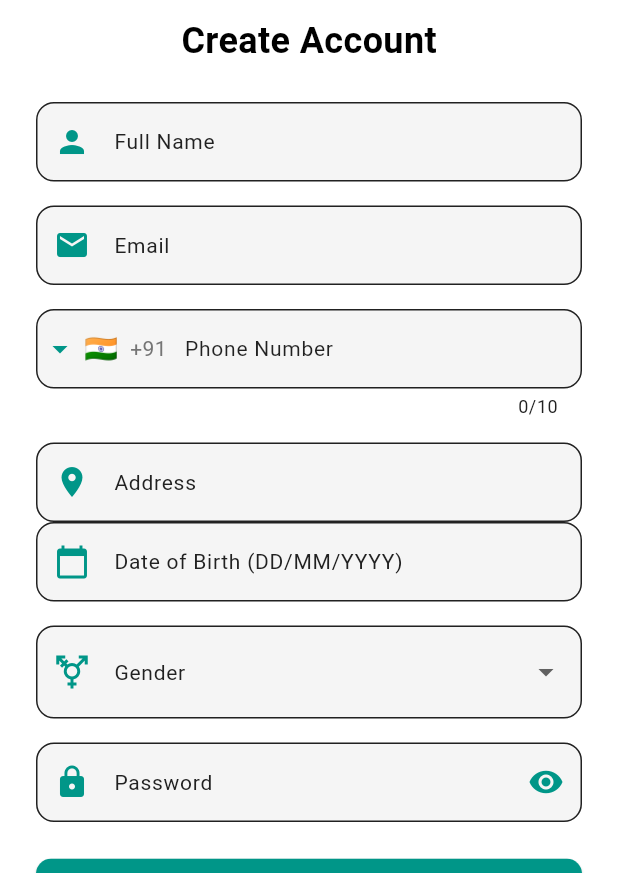
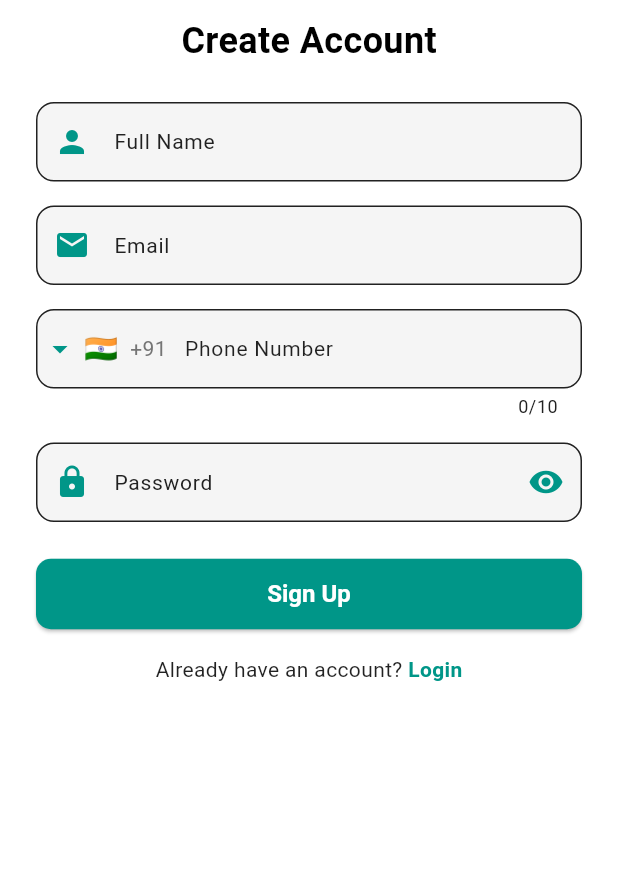
Before and after one commit to Archana-in-git/resQnow, a Flutter app: the SignUpPage screen opened by its route, on a phone screen of 412 x 824 dp, the part 363-1236 px from its top. Run offline on Flutter 3.47's test engine with Material 3 defaults, Android fonts, the phone set to English and light mode, and no system bars; drawn by our look-alikes of intl_phone_field; our stand-ins replace audioplayers, cached_network_image, cloud_firestore, equatable, firebase_auth, firebase_core and 12 more; missing offline and left inert: flutter_phone_direct_caller, google_mlkit_image_labeling; accounts and stored records are empty.

Commit message:
modifed pages

```diff
--- a/resqnow/lib/features/authentication/presentation/pages/signup_page.dart
+++ b/resqnow/lib/features/authentication/presentation/pages/signup_page.dart
@@ -1,5 +1,4 @@
 import 'package:flutter/material.dart';
-import 'package:intl/intl.dart';
 import 'package:intl_phone_field/intl_phone_field.dart';
 import 'package:provider/provider.dart';
 import 'package:go_router/go_router.dart';
@@ -19,11 +18,8 @@ class _SignUpPageState extends State<SignUpPage> {
   final nameController = TextEditingController();
   final emailController = TextEditingController();
   final phoneController = TextEditingController();
-  final addressController = TextEditingController();
   final passwordController = TextEditingController();
-  final dobController = TextEditingController();
 
-  String? selectedGender;
   String selectedCountryCode = '+91';
   bool isPasswordVisible = false;
 
@@ -101,69 +97,6 @@ class _SignUpPageState extends State<SignUpPage> {
                   },
                 ),
                 const SizedBox(height: 16),
-                _buildTextField(
-                  addressController,
-                  "Address",
-                  Icons.location_on,
-                ),
-
-                TextFormField(
-                  controller: dobController,
-                  readOnly: true,
-                  decoration: InputDecoration(
-                    labelText: "Date of Birth (DD/MM/YYYY)",
-                    prefixIcon: const Icon(
-                      Icons.calendar_today,
-                      color: Colors.teal,
-                    ),
-                    border: OutlineInputBorder(
-                      borderRadius: BorderRadius.circular(12),
-                    ),
-                    filled: true,
-                    fillColor: Colors.grey[100],
-                  ),
-                  onTap: () async {
-                    DateTime? pickedDate = await showDatePicker(
-                      context: context,
-                      initialDate: DateTime(2000),
-                      firstDate: DateTime(1900),
-                      lastDate: DateTime.now(),
-                    );
-                    if (pickedDate != null) {
-                      dobController.text = DateFormat(
-                        'dd/MM/yyyy',
-                      ).format(pickedDate);
-                    }
-                  },
-                  validator: (value) =>
-                      value == null || value.isEmpty ? 'Required' : null,
-                ),
-                const SizedBox(height: 16),
-
-                DropdownButtonFormField<String>(
-                  decoration: InputDecoration(
-                    labelText: "Gender",
-                    prefixIcon: const Icon(
-                      Icons.transgender,
-                      color: Colors.teal,
-                    ),
-                    border: OutlineInputBorder(
-                      borderRadius: BorderRadius.circular(12),
-                    ),
-                    filled: true,
-                    fillColor: Colors.grey[100],
-                  ),
-                  value: selectedGender,
-                  items: const [
-                    DropdownMenuItem(value: "Male", child: Text("Male")),
-                    DropdownMenuItem(value: "Female", child: Text("Female")),
-                    DropdownMenuItem(value: "Other", child: Text("Other")),
-                  ],
-                  onChanged: (value) => setState(() => selectedGender = value),
-                  validator: (value) =>
-                      value == null ? 'Please select gender' : null,
-                ),
-                const SizedBox(height: 16),
 
                 TextFormField(
                   controller: passwordController,
@@ -208,7 +141,6 @@ class _SignUpPageState extends State<SignUpPage> {
                             );
 
                             if (user != null) {
-                              // ✅ Add extended user details
                               final firestore = FirebaseFirestore.instance;
                               await firestore
                                   .collection('users')
@@ -216,9 +148,6 @@ class _SignUpPageState extends State<SignUpPage> {
                                   .set({
                                     'phone':
                                         '$selectedCountryCode${phoneController.text.trim()}',
-                                    'dob': dobController.text.trim(),
-                                    'gender': selectedGender,
-                                    'address': addressController.text.trim(),
                                   }, SetOptions(merge: true));
 
                               final role = await authController
--- a/resqnow/lib/features/presentation/navigation/app_router.dart
+++ b/resqnow/lib/features/presentation/navigation/app_router.dart
@@ -8,6 +8,7 @@ import 'package:resqnow/features/authentication/presentation/pages/success_page.
 
 // 🏠 Home
 import 'package:resqnow/features/presentation/pages/home_page.dart';
+import 'package:resqnow/features/presentation/pages/splash_screen.dart';
 
 // 🚨 Emergency & Categories
 import 'package:resqnow/features/emergency/presentation/pages/emergency_page.dart';
@@ -22,7 +23,7 @@ import 'package:resqnow/domain/entities/resource.dart';
 
 class AppRouter {
   static final GoRouter router = GoRouter(
-    initialLocation: '/emergency',
+    initialLocation: '/splash',
     routes: [
       /// -------------------------------
       /// 🧭 Authentication Flow
@@ -129,6 +130,11 @@ class AppRouter {
           return '/categories/condition/$id';
         },
       ),
+      GoRoute(
+        path: '/splash',
+        name: 'splash',
+        builder: (context, state) => const SplashScreen(),
+      ),
     ],
   );
 }
```
Also changed, not shown: resqnow/lib/features/authentication/presentation/pages/main.dart (deleted, +0 -33 lines), resqnow/lib/features/presentation/controllers/location_controller.dart (+32 -92 lines), resqnow/lib/features/presentation/pages/home_page.dart (+8 -2 lines), resqnow/lib/features/presentation/pages/splash_screen.dart (+81 -0 lines).
